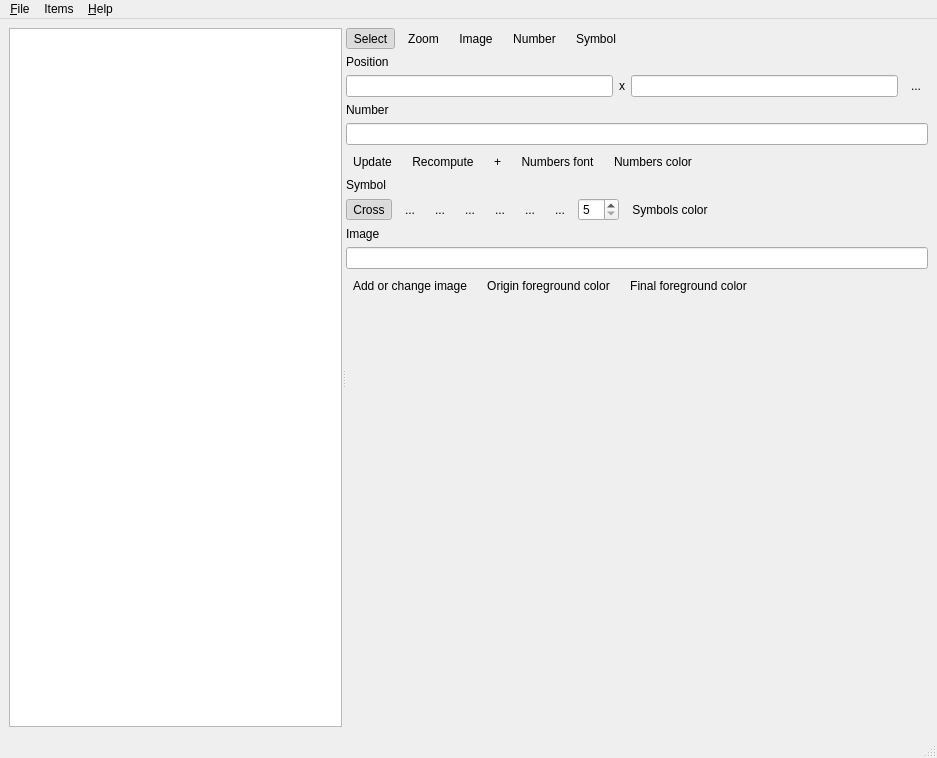
First picture: the form in ui/mainwindow.ui, repository kervala/mapmaker, before the edit.
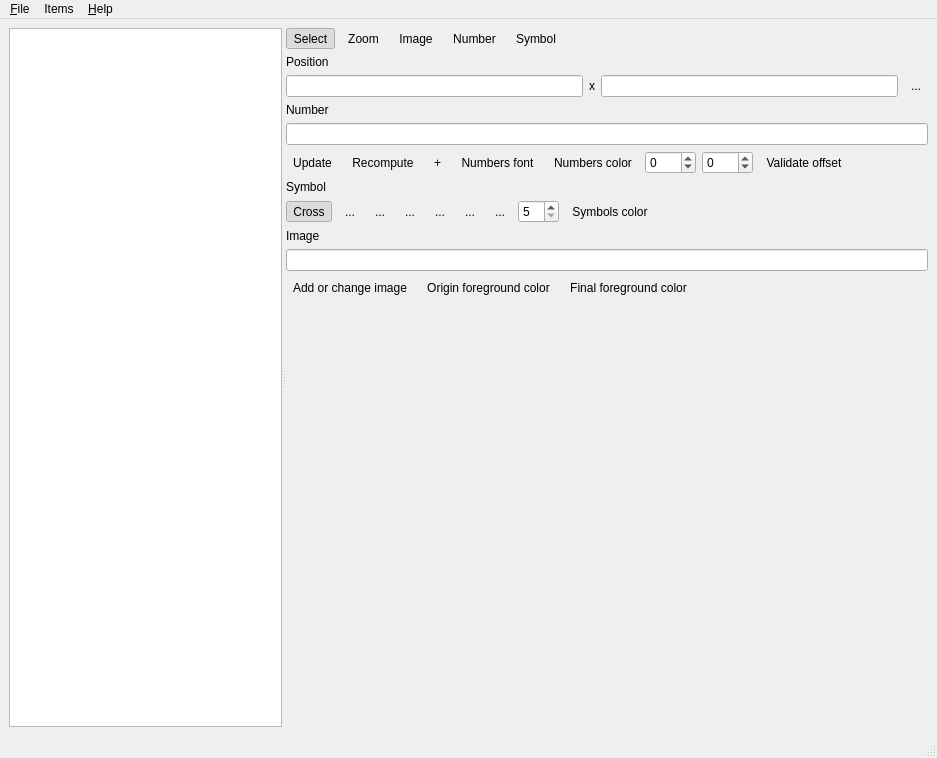
Second picture: the form after the edit. Icons and pictures are not drawn.

Commit message: Fixed: Allow to change all numbers offsets at once

```diff
--- a/ui/mainwindow.ui
+++ b/ui/mainwindow.ui
@@ -335,6 +335,43 @@
                </property>
               </widget>
              </item>
+             <item>
+              <widget class="QSpinBox" name="xNumberSpinBox">
+               <property name="minimum">
+                <number>-100</number>
+               </property>
+               <property name="maximum">
+                <number>100</number>
+               </property>
+              </widget>
+             </item>
+             <item>
+              <widget class="QSpinBox" name="yNumberSpinBox">
+               <property name="minimum">
+                <number>-100</number>
+               </property>
+               <property name="maximum">
+                <number>100</number>
+               </property>
+              </widget>
+             </item>
+             <item>
+              <widget class="QToolButton" name="validateOffsetButton">
+               <property name="toolTip">
+                <string>Validate offset</string>
+               </property>
+               <property name="text">
+                <string>Validate offset</string>
+               </property>
+               <property name="icon">
+                <iconset resource="../res/resources.qrc">
+                 <normaloff>:/icons/validate.png</normaloff>:/icons/validate.png</iconset>
+               </property>
+               <property name="autoRaise">
+                <bool>true</bool>
+               </property>
+              </widget>
+             </item>
              <item>
               <spacer name="numberHorizontalSpacer">
                <property name="orientation">
```
The commit also changes 4 other files.
